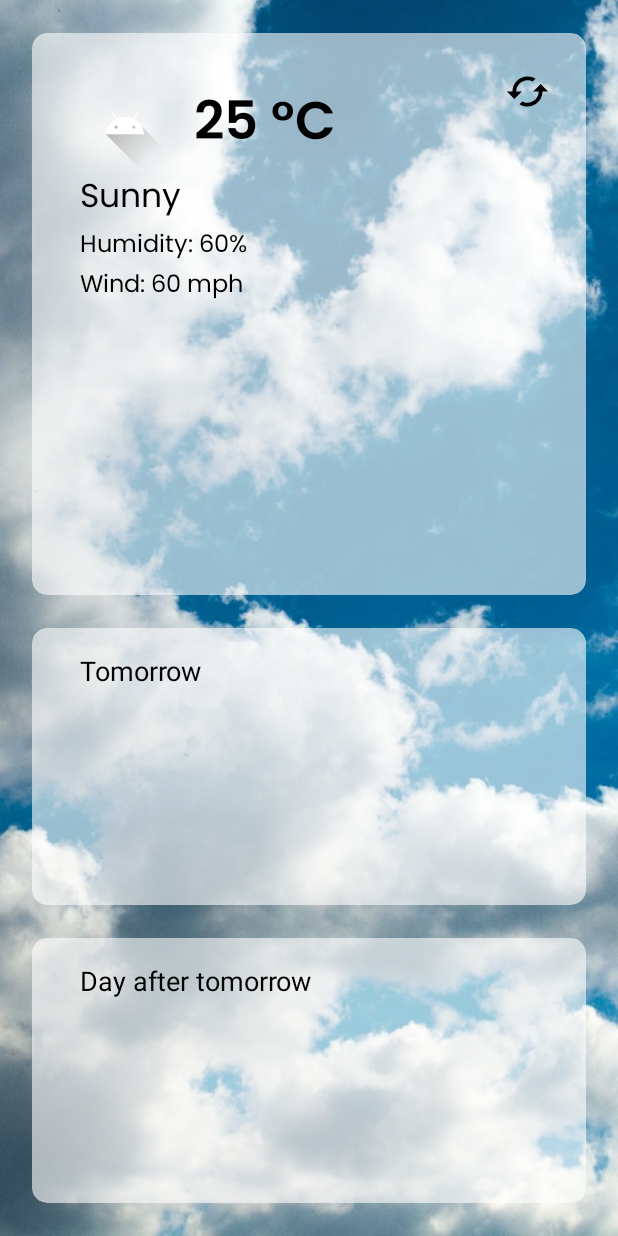
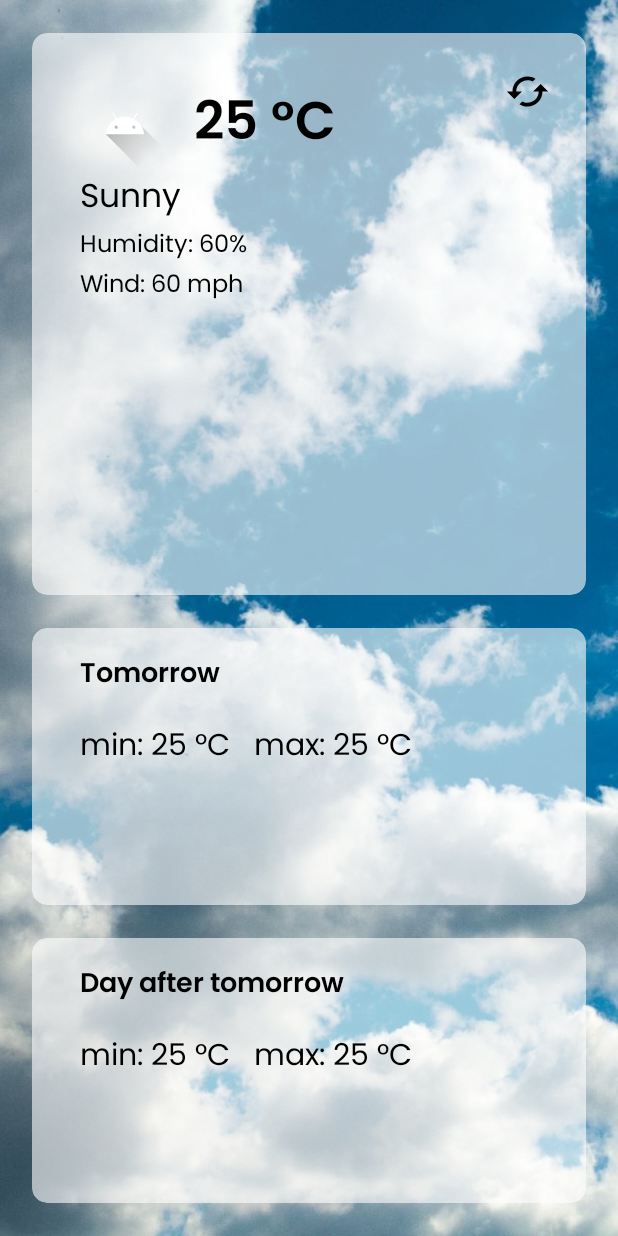
Before and after one commit to LucasRibeiro92/WeatherApp2, an Android app: the layout activity_main.xml on its own in the app's theme, with its tools: preview values and no code run, on a phone screen of 412 x 824 dp. Run offline under Robolectric (Android 15) with nearby library versions, the phone set to English and light mode, and no system bars; Roboto replaces fonts that are not available here.

Commit message:
Bug fix in WeatherForecastResponse, improvements of layout and creation of function setupBindings to separate responsibilities.

```diff
--- a/app/src/main/res/layout/activity_main.xml
+++ b/app/src/main/res/layout/activity_main.xml
@@ -139,9 +139,33 @@
                     android:textColor="@android:color/black"
                     android:textSize="18sp"
                     android:text="Tomorrow"
-                    android:layout_marginStart="16dp" />
+                    android:layout_marginStart="16dp"
+                    android:fontFamily="@font/poppins_semibold"/>
 
-                <!-- Add other weather information for the first day here -->
+                <TextView
+                    android:id="@+id/tomorrowMinTemperatureTextView"
+                    android:layout_width="wrap_content"
+                    android:layout_height="wrap_content"
+                    android:layout_marginStart="16dp"
+                    android:layout_marginTop="16dp"
+                    android:fontFamily="@font/poppins"
+                    android:text="min: 25 °C"
+                    android:textColor="@android:color/black"
+                    android:textSize="20sp"
+                    android:layout_below="@id/firstDayTextView"/>
+
+                <TextView
+                    android:id="@+id/tomorrowMaxTemperatureTextView"
+                    android:layout_width="wrap_content"
+                    android:layout_height="wrap_content"
+                    android:layout_marginStart="16dp"
+                    android:layout_marginTop="16dp"
+                    android:fontFamily="@font/poppins"
+                    android:text="max: 25 °C"
+                    android:textColor="@android:color/black"
+                    android:textSize="20sp"
+                    android:layout_toEndOf="@id/tomorrowMinTemperatureTextView"
+                    android:layout_alignBaseline="@id/tomorrowMinTemperatureTextView"/>
 
             </RelativeLayout>
         </androidx.cardview.widget.CardView>
@@ -181,9 +205,33 @@
                     android:textColor="@android:color/black"
                     android:textSize="18sp"
                     android:text="Day after tomorrow"
-                    android:layout_marginStart="16dp" />
+                    android:layout_marginStart="16dp"
+                    android:fontFamily="@font/poppins_semibold"/>
 
-                <!-- Add other weather information for the second day here -->
+                <TextView
+                    android:id="@+id/dayAfterTomorrowMinTemperatureTextView"
+                    android:layout_width="wrap_content"
+                    android:layout_height="wrap_content"
+                    android:layout_marginStart="16dp"
+                    android:layout_marginTop="16dp"
+                    android:fontFamily="@font/poppins"
+                    android:text="min: 25 °C"
+                    android:textColor="@android:color/black"
+                    android:textSize="20sp"
+                    android:layout_below="@id/secondDayTextView"/>
+
+                <TextView
+                    android:id="@+id/dayAfterTomorrowMaxTemperatureTextView"
+                    android:layout_width="wrap_content"
+                    android:layout_height="wrap_content"
+                    android:layout_marginStart="16dp"
+                    android:layout_marginTop="16dp"
+                    android:fontFamily="@font/poppins"
+                    android:text="max: 25 °C"
+                    android:textColor="@android:color/black"
+                    android:textSize="20sp"
+                    android:layout_toEndOf="@id/dayAfterTomorrowMinTemperatureTextView"
+                    android:layout_alignBaseline="@id/dayAfterTomorrowMinTemperatureTextView"/>
 
             </RelativeLayout>
         </androidx.cardview.widget.CardView>
```
Also changed, not shown: app/src/main/java/com/example/weatherapp2/MainActivity.kt (+33 -16 lines), app/src/main/java/com/example/weatherapp2/WeatherForecastResponse.kt (+39 -23 lines), app/src/main/java/com/example/weatherapp2/weatherapi/WeatherApiClient.kt (renamed from app/src/main/java/com/example/weatherapp2/WeatherApi.kt, +26 -7 lines).
